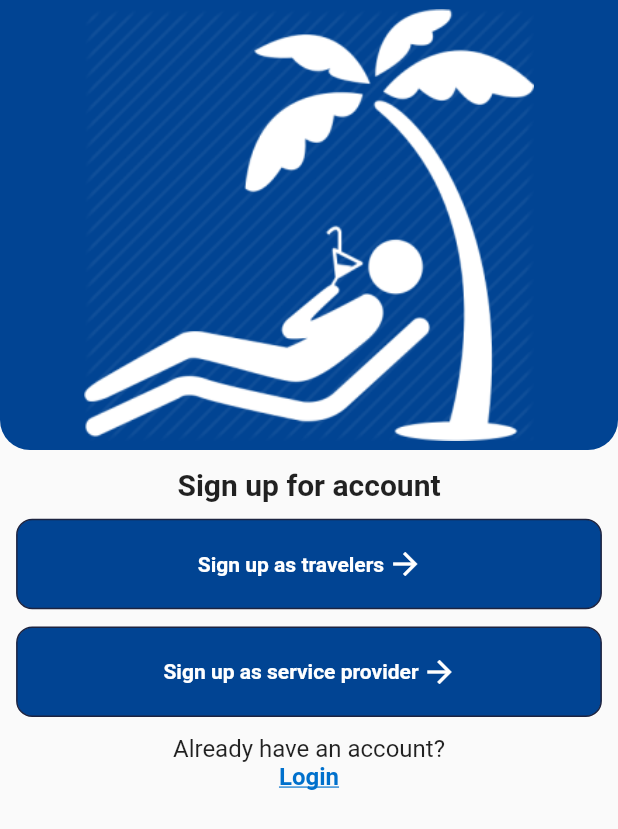
After one commit to beenishfatima123/daryaft_flutter_app, a Flutter app: the screen it shows after launch, after a tap on "Log in", after a tap on "Sign up", on a phone screen of 412 x 824 dp. The commit adds this screen. Shown: the top 829 px of the screen. Run offline on Flutter 3.47's test engine with Material 2 defaults, Android fonts, the phone set to English and light mode, and no system bars; our stand-ins replace awesome_dialog, awesome_notifications, cached_network_image, dio, dropdown_search, file_picker and 11 more; missing offline and left inert: dio_cache_interceptor, dio_cache_interceptor_hive_store; accounts and stored records are empty; Roboto replaces fonts that are missing (Abel); project files that could hold a hidden picture were left out.

Commit message:
login and signup page created.

```diff
--- a/lib/common/app_routes.dart
+++ b/lib/common/app_routes.dart
@@ -1,7 +1,11 @@
+import 'package:daryaft_flutter/modules/professionals/controllers/professional_dashboard_controller.dart';
+import 'package:daryaft_flutter/modules/professionals/pages/professional%20_dashboard_page.dart';
+import 'package:daryaft_flutter/modules/travellers/pages/travelers%20_dashboard_page.dart';
 import 'package:get/get.dart';
 
 import '../login_controller.dart';
 import '../login_page.dart';
+import '../modules/travellers/controllers/travelers_dashboard_controller.dart';
 
 appRoutes() {
   return <GetPage>[
@@ -11,5 +15,21 @@ appRoutes() {
         binding: BindingsBuilder(() {
           Get.lazyPut<LoginController>(() => LoginController());
         })),
+
+    ///professionals dashboard
+    GetPage(
+        name: ProfessionalDashboardPage.id,
+        page: () => const ProfessionalDashboardPage(),
+        binding: BindingsBuilder(() {
+          Get.put(ProfessionalDashboardController());
+        })),
+
+    ///travelers
+    GetPage(
+        name: TravelersDashboardPage.id,
+        page: () => const TravelersDashboardPage(),
+        binding: BindingsBuilder(() {
+          Get.put(TravelersDashboardController());
+        })),
   ];
 }
--- a/lib/login_page.dart
+++ b/lib/login_page.dart
@@ -7,6 +7,7 @@ import 'common/loading_widget.dart';
 import 'common/spaces_boxes.dart';
 import 'common/styles.dart';
 import 'login_controller.dart';
+import 'modules/common_modeuls/pages/choose_signup_page.dart';
 
 class LoginPage extends GetView<LoginController> {
   LoginPage({Key? key}) : super(key: key);
@@ -90,12 +91,11 @@ class LoginPage extends GetView<LoginController> {
                             color: AppColor.primaryColor.value,
                             onTap: () {
                               FocusScope.of(context).unfocus();
-                              AppColor.isDark.toggle();
-                              print(AppColor.primaryColor.value);
+
                               //     controller.createAdminUser();
-                              /* if (_formKey.currentState!.validate()) {
-                                  controller.login();
-                                }*/
+                              if (_formKey.currentState!.validate()) {
+                                controller.login();
+                              }
                             },
                           ),
                           vSpace,
@@ -106,7 +106,7 @@ class LoginPage extends GetView<LoginController> {
                           ),
                           InkWell(
                             onTap: () {
-                              //  Get.off(ChooseSignUpPage());
+                              Get.off(const ChooseSignUpPage());
                             },
                             child: Text(
                               "Sign up",
--- a/lib/main.dart
+++ b/lib/main.dart
@@ -15,8 +15,8 @@ void main() async {
   AppColor(await UserDefaults.getTheme() ?? false);
   // await HiveDb.clearDb();
 //  debugRepaintRainbowEnabled = (true);
-  await AwesomeNotification.initializeNotifications();
-  await AwesomeNotification.startListing();
-  await PushNotificationsManager().init();
+  AwesomeNotification.initializeNotifications();
+  AwesomeNotification.startListing();
+  PushNotificationsManager().init();
   runApp(const MyApplication());
 }
--- /dev/null
+++ b/lib/modules/common_modeuls/pages/choose_signup_page.dart
@@ -0,0 +1,91 @@
+import 'package:flutter/material.dart';
+import 'package:get/get.dart';
+import 'package:get/get_core/src/get_main.dart';
+
+import '../../../common/common_widgets.dart';
+import '../../../common/spaces_boxes.dart';
+import '../../../common/styles.dart';
+import '../../../login_page.dart';
+
+class ChooseSignUpPage extends StatelessWidget {
+  const ChooseSignUpPage({Key? key}) : super(key: key);
+  static const id = "/ChooseSignUpPage";
+
+  @override
+  Widget build(BuildContext context) {
+    return Scaffold(
+      body: SingleChildScrollView(
+        child: Column(
+          children: [
+            Container(
+              decoration: BoxDecoration(
+                color: AppColor.primaryColor.value,
+                borderRadius: const BorderRadius.only(
+                  bottomLeft: Radius.circular(20),
+                  bottomRight: Radius.circular(20),
+                ),
+              ),
+              child: Center(
+                child: Hero(
+                  tag: "logoSigUp",
+                  child: Image.asset(
+                    "assets/images/travel.png",
+                    height: 300,
+                    width: 300,
+                    color: AppColor.whiteColor.value,
+                  ),
+                ),
+              ),
+            ),
+            vSpace,
+            Text(
+              "Sign up for account",
+              style: AppTextStyles.textStyleBoldSubTitleLarge,
+            ),
+            vSpace,
+            Button(
+              onTap: () {
+                // Get.toNamed(DriverSignUpScreen.id);
+              },
+              buttonText: "Sign up as travelers",
+              textColor: AppColor.whiteColor.value,
+              postFixIcon: Icon(
+                Icons.arrow_forward,
+                color: AppColor.whiteColor.value,
+              ),
+            ),
+            vSpace,
+            Button(
+              onTap: () {
+                // Get.toNamed(UserSignUpScreen.id);
+              },
+              buttonText: "Sign up as service provider",
+              textColor: AppColor.whiteColor.value,
+              postFixIcon: Icon(
+                Icons.arrow_forward,
+                color: AppColor.whiteColor.value,
+              ),
+            ),
+            vSpace,
+            Text(
+              "Already have an account?",
+              style: AppTextStyles.textStyleNormalBodyMedium,
+            ),
+            InkWell(
+              onTap: () {
+                Get.offAndToNamed(LoginPage.id);
+              },
+              child: Text(
+                "Login",
+                style: AppTextStyles.textStyleBoldBodyMedium.copyWith(
+                    decoration: TextDecoration.underline,
+                    color: AppColor.primaryBlueDarkColor.value),
+              ),
+            ),
+            vSpace,
+          ],
+        ),
+      ),
+    );
+  }
+}
--- /dev/null
+++ b/lib/modules/professionals/controllers/professional_dashboard_controller.dart
@@ -0,0 +1,5 @@
+import 'package:get/get.dart';
+
+class ProfessionalDashboardController extends GetxController {
+  RxBool isLoading = false.obs;
+}
--- /dev/null
+++ b/lib/modules/travellers/controllers/travelers_dashboard_controller.dart
@@ -0,0 +1,5 @@
+import 'package:get/get.dart';
+
+class TravelersDashboardController extends GetxController {
+  RxBool isLoading = false.obs;
+}
```
Also changed, not shown: lib/login_controller.dart (+10 -0 lines), lib/modules/professionals/pages/professional _dashboard_page.dart (added, +51 -0 lines), lib/modules/travellers/pages/travelers _dashboard_page.dart (added, +50 -0 lines).
